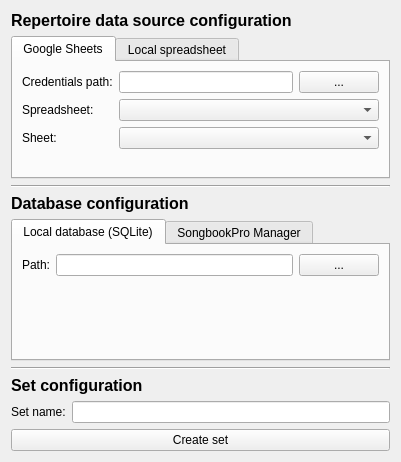
Qt form src/ui/xml/set-creator.ui (Veljko121/songbookpro-manager-set-automation) before a commit.
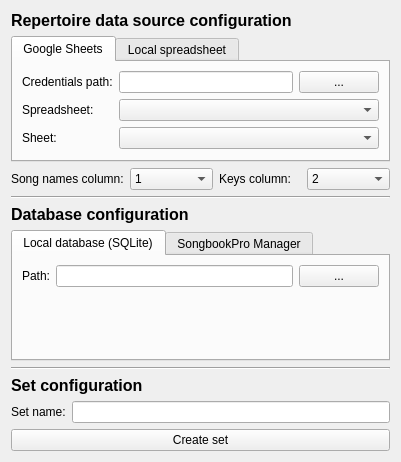
The same form after that commit.

```diff
--- a/src/ui/xml/set-creator.ui
+++ b/src/ui/xml/set-creator.ui
@@ -160,6 +160,88 @@
        </widget>
       </widget>
      </item>
+     <item>
+      <layout class="QHBoxLayout" name="columnDefinitionHorizontalLayout">
+       <item>
+        <widget class="QLabel" name="columnDefinitionSongNamesLabel">
+         <property name="text">
+          <string>Song names column:</string>
+         </property>
+        </widget>
+       </item>
+       <item>
+        <widget class="QComboBox" name="columnDefinitionSongNamesCombobox">
+         <item>
+          <property name="text">
+           <string>1</string>
+          </property>
+         </item>
+         <item>
+          <property name="text">
+           <string>2</string>
+          </property>
+         </item>
+         <item>
+          <property name="text">
+           <string>3</string>
+          </property>
+         </item>
+         <item>
+          <property name="text">
+           <string>4</string>
+          </property>
+         </item>
+         <item>
+          <property name="text">
+           <string>5</string>
+          </property>
+         </item>
+        </widget>
+       </item>
+       <item>
+        <widget class="QLabel" name="columnDefinitionKeysLabel">
+         <property name="text">
+          <string>Keys column:</string>
+         </property>
+        </widget>
+       </item>
+       <item>
+        <widget class="QComboBox" name="columnDefinitionKeysComboBox">
+         <property name="currentText">
+          <string>2</string>
+         </property>
+         <property name="currentIndex">
+          <number>1</number>
+         </property>
+         <item>
+          <property name="text">
+           <string>1</string>
+          </property>
+         </item>
+         <item>
+          <property name="text">
+           <string>2</string>
+          </property>
+         </item>
+         <item>
+          <property name="text">
+           <string>3</string>
+          </property>
+         </item>
+         <item>
+          <property name="text">
+           <string>4</string>
+          </property>
+         </item>
+         <item>
+          <property name="text">
+           <string>5</string>
+          </property>
+         </item>
+        </widget>
+       </item>
+      </layout>
+     </item>
      <item>
       <layout class="QFormLayout" name="formLayout"/>
      </item>
```
